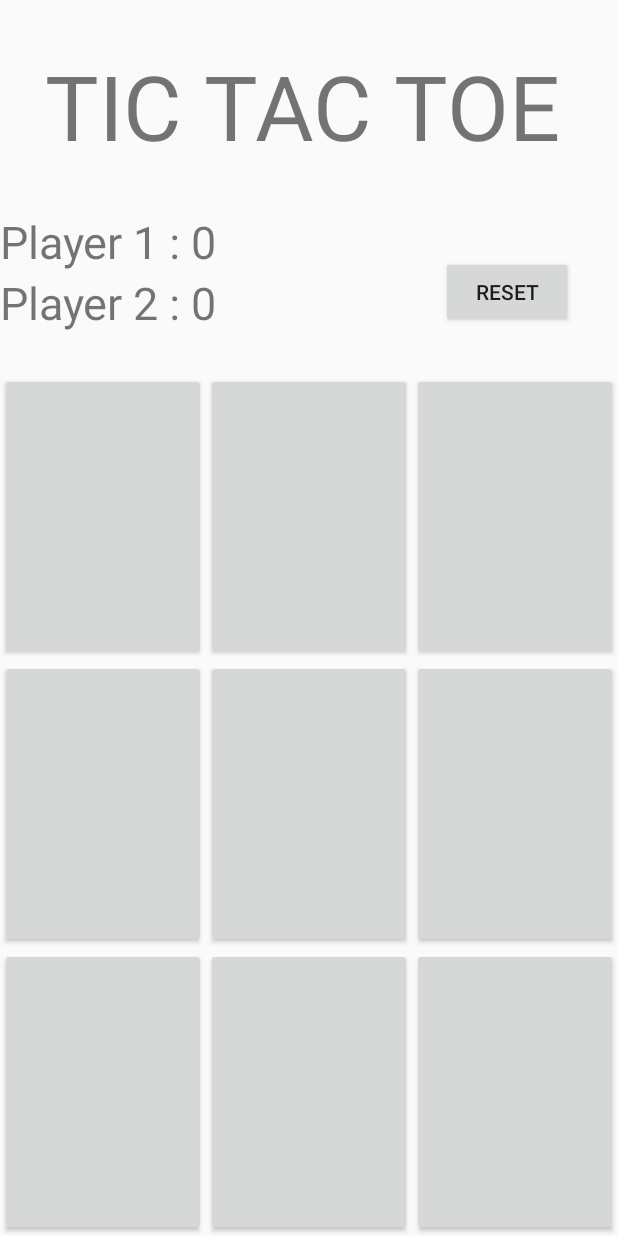
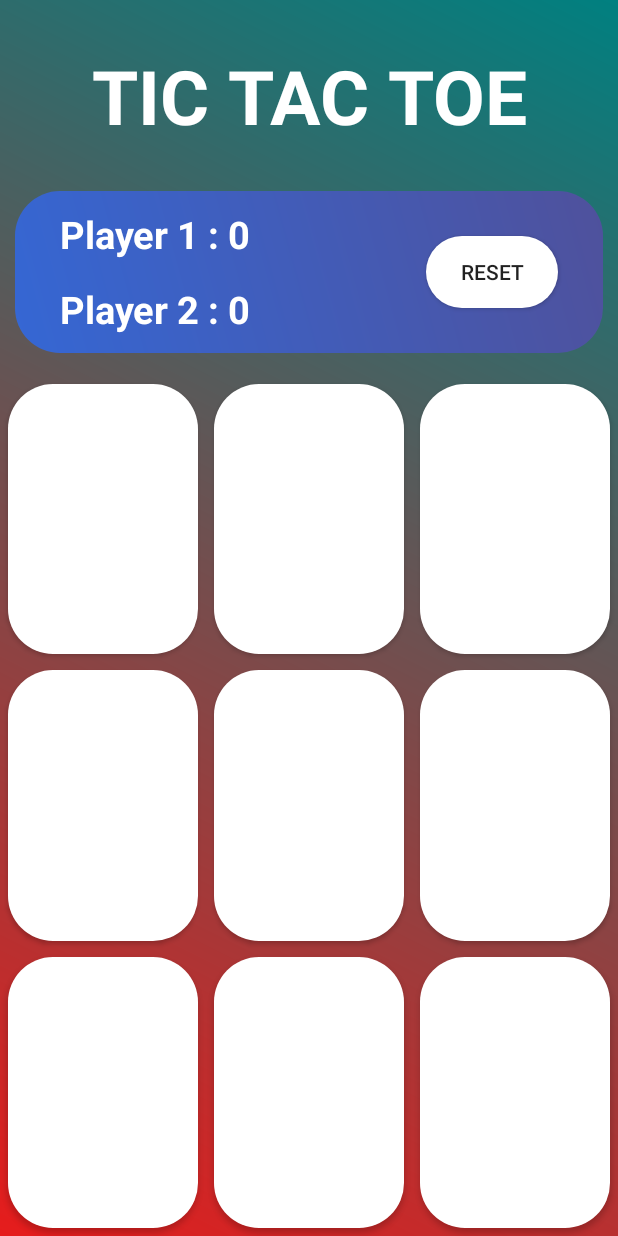
Before and after one commit to pranataputr4/TicTacToe, an Android app: the screen it shows after launch (GamePage), on a phone screen of 412 x 824 dp. Run offline under Robolectric (Android 15) with nearby library versions, the phone set to English and light mode, and no system bars; 1 statement that could not run was skipped.

Commit message:
[UI] in Game

```diff
--- /dev/null
+++ b/app/src/main/res/drawable/foem1.xml
@@ -0,0 +1,12 @@
+<?xml version="1.0" encoding="utf-8"?>
+<shape
+    android:shape="rectangle"
+    xmlns:android="http://schemas.android.com/apk/res/android">
+    <solid android:color="#FFFFFF"/>
+    <corners android:radius="30dp"/>
+    <gradient
+        android:type="linear"
+        android:startColor="#FF3567D4"
+        android:endColor="#4F519C"
+        android:angle="45"/>
+</shape>
--- a/app/src/main/res/layout/activity_game_page.xml
+++ b/app/src/main/res/layout/activity_game_page.xml
@@ -5,36 +5,55 @@
     android:layout_width="match_parent"
     android:layout_height="match_parent"
     android:orientation="vertical"
-    tools:context=".GamePage">
+    tools:context=".GamePage"
+    android:background="@drawable/background_green">
 
     <LinearLayout
         android:layout_width="match_parent"
         android:layout_height="wrap_content" >
         <TextView
-            android:layout_width="wrap_content"
+            android:layout_width="match_parent"
             android:layout_height="wrap_content"
             android:layout_margin="30dp"
-            android:textSize="60dp"
-            android:text="TIC TAC TOE" />
+            android:gravity="center"
+            android:textSize="50dp"
+            android:textStyle="bold"
+            android:text="TIC TAC TOE"
+            android:textColor="#FFFF" />
     </LinearLayout>
 
     <RelativeLayout
         android:layout_width="match_parent"
-        android:layout_height="wrap_content">
+        android:layout_height="wrap_content"
+        android:layout_marginRight="10dp"
+        android:layout_marginLeft="10dp"
+        android:background="@drawable/foem1"
+        android:layout_marginBottom="15dp">
 
         <TextView
             android:id="@+id/text_p1"
+            android:paddingLeft="30dp"
+            android:paddingTop="11dp"
+            android:textStyle="bold"
+            android:textColor="#FFFF"
+            android:layout_weight="1"
             android:layout_width="wrap_content"
             android:layout_height="wrap_content"
             android:text="Player 1 : 0"
-            android:textSize="30sp" />
+            android:textSize="25sp"
+            android:layout_marginBottom="10dp"/>
         <TextView
             android:id="@+id/text_p2"
+            android:paddingLeft="30dp"
+            android:paddingTop="5dp"
+            android:textColor="#FFFF"
             android:layout_below="@+id/text_p1"
             android:layout_width="wrap_content"
             android:layout_height="wrap_content"
+            android:textStyle="bold"
             android:text="Player 2 : 0"
-            android:textSize="30sp" />
+            android:textSize="25sp"
+            android:layout_weight="1"/>
 
         <Button
             android:id="@+id/button_reset"
@@ -44,6 +63,8 @@
             android:layout_centerVertical="true"
             android:layout_margin="30dp"
             android:text="Reset"
+            android:layout_weight="1"
+            android:background="@drawable/foem"
             android:layout_alignParentRight="true" />
 
     </RelativeLayout>
@@ -58,19 +79,25 @@
             android:layout_width="0dp"
             android:layout_height="match_parent"
             android:layout_weight="1"
-            android:textSize="60sp"/>
+            android:textSize="60sp"
+            android:background="@drawable/foem"
+            android:layout_margin="5dp"/>
         <Button
             android:id="@+id/button_01"
             android:layout_width="0dp"
             android:layout_height="match_parent"
             android:layout_weight="1"
-            android:textSize="60sp"/>
+            android:textSize="60sp"
+            android:background="@drawable/foem"
+            android:layout_margin="5dp"/>
         <Button
             android:id="@+id/button_02"
             android:layout_width="0dp"
             android:layout_height="match_parent"
             android:layout_weight="1"
-            android:textSize="60sp"/>
+            android:textSize="60sp"
+            android:background="@drawable/foem"
+            android:layout_margin="5dp"/>
 
     </LinearLayout>
 
@@ -84,19 +111,25 @@
             android:layout_width="0dp"
             android:layout_height="match_parent"
             android:layout_weight="1"
-            android:textSize="60sp"/>
+            android:textSize="60sp"
+            android:background="@drawable/foem"
+            android:layout_margin="5dp"/>
         <Button
             android:id="@+id/button_11"
             android:layout_width="0dp"
             android:layout_height="match_parent"
             android:layout_weight="1"
-            android:textSize="60sp"/>
+            android:textSize="60sp"
+            android:background="@drawable/foem"
+            android:layout_margin="5dp"/>
         <Button
             android:id="@+id/button_12"
             android:layout_width="0dp"
             android:layout_height="match_parent"
             android:layout_weight="1"
-            android:textSize="60sp"/>
+            android:textSize="60sp"
+            android:background="@drawable/foem"
+            android:layout_margin="5dp"/>
 
     </LinearLayout>
 
@@ -110,19 +143,25 @@
             android:layout_width="0dp"
             android:layout_height="match_parent"
             android:layout_weight="1"
-            android:textSize="60sp"/>
+            android:textSize="60sp"
+            android:background="@drawable/foem"
+            android:layout_margin="5dp"/>
         <Button
             android:id="@+id/button_21"
             android:layout_width="0dp"
             android:layout_height="match_parent"
             android:layout_weight="1"
-            android:textSize="60sp"/>
+            android:textSize="60sp"
+            android:background="@drawable/foem"
+            android:layout_margin="5dp" />
         <Button
             android:id="@+id/button_22"
             android:layout_width="0dp"
             android:layout_height="match_parent"
             android:layout_weight="1"
-            android:textSize="60sp"/>
+            android:textSize="60sp"
+            android:background="@drawable/foem"
+            android:layout_margin="5dp"/>
 
     </LinearLayout>
 
```
